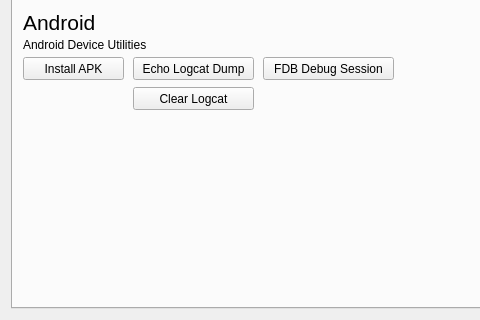
This is resources/widget/DeckCompileWidget/DeckCompileWidget.ui in sernst/CompilerDeck as Qt 5 draws it before an edit; both pictures show x 0 to 480 and y 160 to 480 of the 640 by 480 pixel window. The edited form follows.
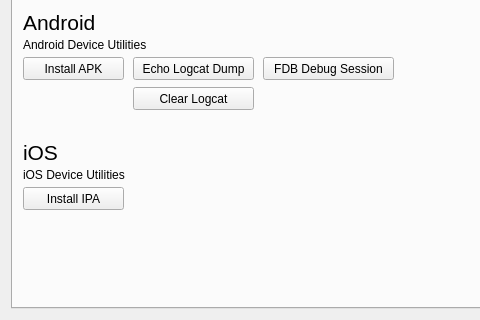
This is the edited form. The open tabs and pages were chosen to show the change.

```diff
--- a/resources/widget/DeckCompileWidget/DeckCompileWidget.ui
+++ b/resources/widget/DeckCompileWidget/DeckCompileWidget.ui
@@ -610,6 +610,50 @@
         <string>FDB Debug Session</string>
        </property>
       </widget>
+      <widget class="QLabel" name="label_15">
+       <property name="geometry">
+        <rect>
+         <x>10</x>
+         <y>260</y>
+         <width>111</width>
+         <height>31</height>
+        </rect>
+       </property>
+       <property name="font">
+        <font>
+         <pointsize>16</pointsize>
+        </font>
+       </property>
+       <property name="text">
+        <string>iOS</string>
+       </property>
+      </widget>
+      <widget class="QLabel" name="label_16">
+       <property name="geometry">
+        <rect>
+         <x>10</x>
+         <y>290</y>
+         <width>211</width>
+         <height>16</height>
+        </rect>
+       </property>
+       <property name="text">
+        <string>iOS Device Utilities</string>
+       </property>
+      </widget>
+      <widget class="QPushButton" name="installIpaBtn">
+       <property name="geometry">
+        <rect>
+         <x>10</x>
+         <y>310</y>
+         <width>101</width>
+         <height>23</height>
+        </rect>
+       </property>
+       <property name="text">
+        <string>Install IPA</string>
+       </property>
+      </widget>
      </widget>
      <widget class="QWidget" name="resultsTabPage">
       <attribute name="title">
```
Left out of the diff: 2 changed lines with no effect on the pictures.
